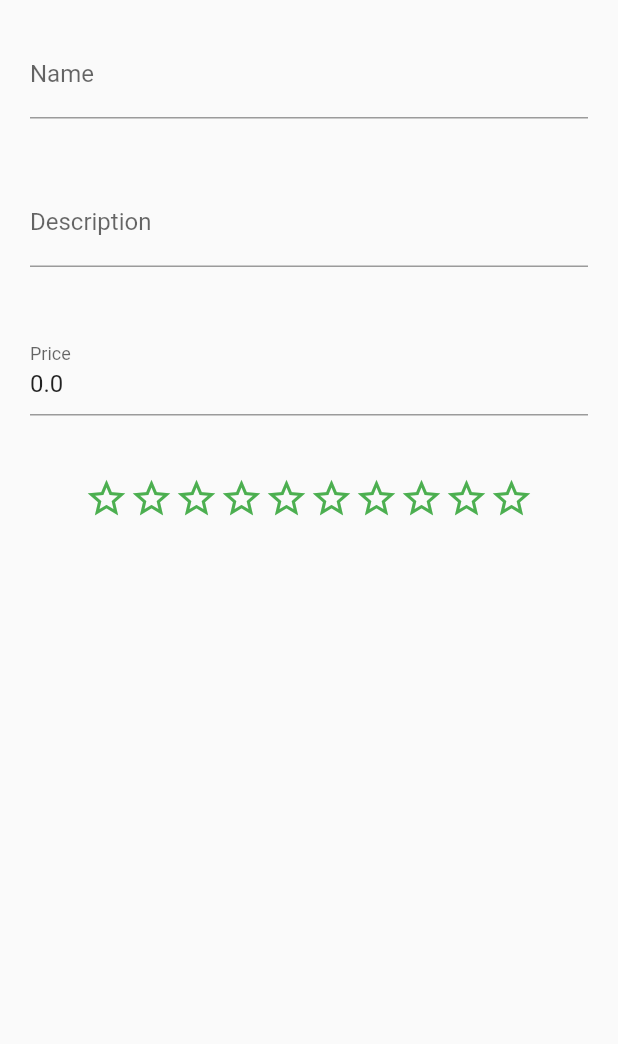
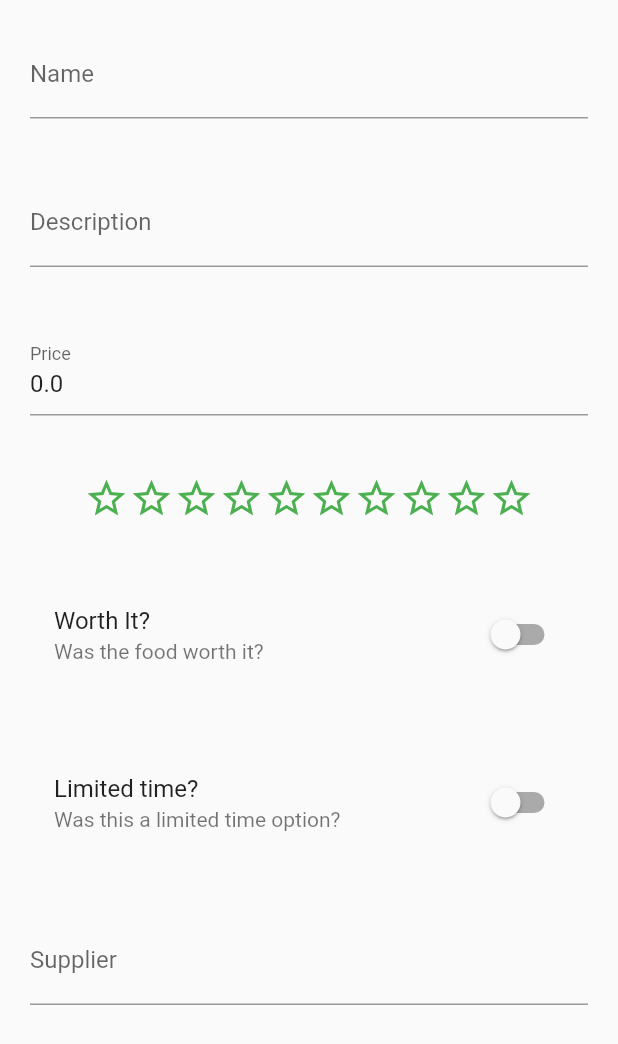
Before and after one commit to pigilwin/vegan-reviews, a Flutter app: the ReviewEditor widget shown alone on an empty page, opened directly, on a phone screen of 412 x 824 dp. Shown: the top 1044 px of the screen. Run offline on Flutter 3.47's test engine with Material 2 defaults, Android fonts, the phone set to English and light mode, and no system bars; our stand-ins replace bloc, equatable, firebase_auth, flutter_bloc; accounts and stored records are empty; project files that could hold a hidden picture were left out.

Commit message:
Adding supplier

```diff
--- a/lib/reviews/components/review_editor.dart
+++ b/lib/reviews/components/review_editor.dart
@@ -18,7 +18,10 @@ class _ReviewEditorState extends State<ReviewEditor> {
   TextEditingController nameController;
   TextEditingController descriptionController;
   TextEditingController priceController;
+  TextEditingController supplierController;
   int rating;
+  bool worthIt;
+  bool limitedTime;
 
   @override
   void initState() {
@@ -26,7 +29,10 @@ class _ReviewEditorState extends State<ReviewEditor> {
     nameController = TextEditingController(text: widget.review.name);
     descriptionController = TextEditingController(text: widget.review.description);
     priceController = TextEditingController(text: widget.review.price.toString());
+    supplierController = TextEditingController(text: widget.review.supplier);
     rating = widget.review.stars ?? 0;
+    worthIt = widget.review.worthIt;
+    limitedTime = widget.review.limited;
   }
 
   @override
@@ -37,7 +43,10 @@ class _ReviewEditorState extends State<ReviewEditor> {
            _getName(),
            _getDescription(),
            _getPrice(),
-           _getStars()
+           _getStars(),
+           _getWorthIt(),
+           _getLimited(),
+           _getSupplier()
         ],
       ),
     );
@@ -117,4 +126,54 @@ class _ReviewEditorState extends State<ReviewEditor> {
       ),
     );
   }
+
+  Widget _getWorthIt() {
+    return Padding(
+      padding: const EdgeInsets.all(20),
+      child: SwitchListTile(
+        value: worthIt,
+        onChanged: (bool newWorthIt){
+          setState(() {
+            worthIt = newWorthIt;
+          });
+        },
+        title: const Text("Worth It?"),
+        subtitle: const Text("Was the food worth it?"),
+      ),
+    );
+  }
+
+  Widget _getLimited() {
+    return Padding(
+      padding: const EdgeInsets.all(20),
+      child: SwitchListTile(
+        value: worthIt,
+        onChanged: (bool newWorthIt){
+          setState(() {
+            worthIt = newWorthIt;
+          });
+        },
+        title: const Text("Limited time?"),
+        subtitle: const Text("Was this a limited time option?"),
+      ),
+    );
+  }
+
+  Widget _getSupplier() {
+    return Padding(
+      padding: const EdgeInsets.all(20),
+      child: TextFormField(
+        controller: supplierController,
+        decoration: const InputDecoration(
+          labelText: 'Supplier'
+        ),
+        validator: (String value) {
+          if (value.isEmpty) {
+            return "A supplier must be set";
+          }
+          return null;
+        },
+      ),
+    );
+  }
 }
```
Also changed, not shown: 1 other file.
